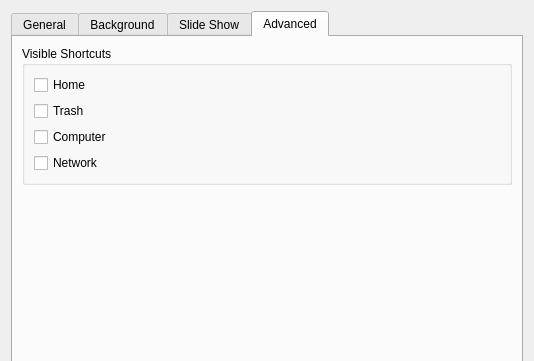
Above: pcmanfm/desktop-preferences.ui from lxqt/pcmanfm-qt before the change; both pictures show x 0 to 534 and y 0 to 361 of the 534 by 560 pixel window. Below: the same form after it.
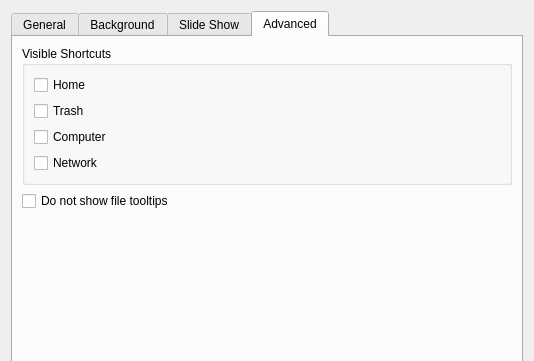
That is the form after the change. The open tabs and pages were chosen to show the change. Icons and pictures are not drawn. Custom widgets are drawn as their Qt base class.

Commit message:
An option to disable file tooltips on desktop (#2067)
It's added to Advanced. No new translatable string is added.

Closes https://github.com/lxqt/pcmanfm-qt/issues/2065

```diff
--- a/pcmanfm/desktop-preferences.ui
+++ b/pcmanfm/desktop-preferences.ui
@@ -663,6 +663,13 @@
          </layout>
         </widget>
        </item>
+       <item>
+        <widget class="QCheckBox" name="noItemTooltip">
+         <property name="text">
+          <string>Do not show file tooltips</string>
+         </property>
+        </widget>
+       </item>
        <item>
         <spacer name="verticalSpacer">
          <property name="orientation">
```
The commit also changes 4 other files.
